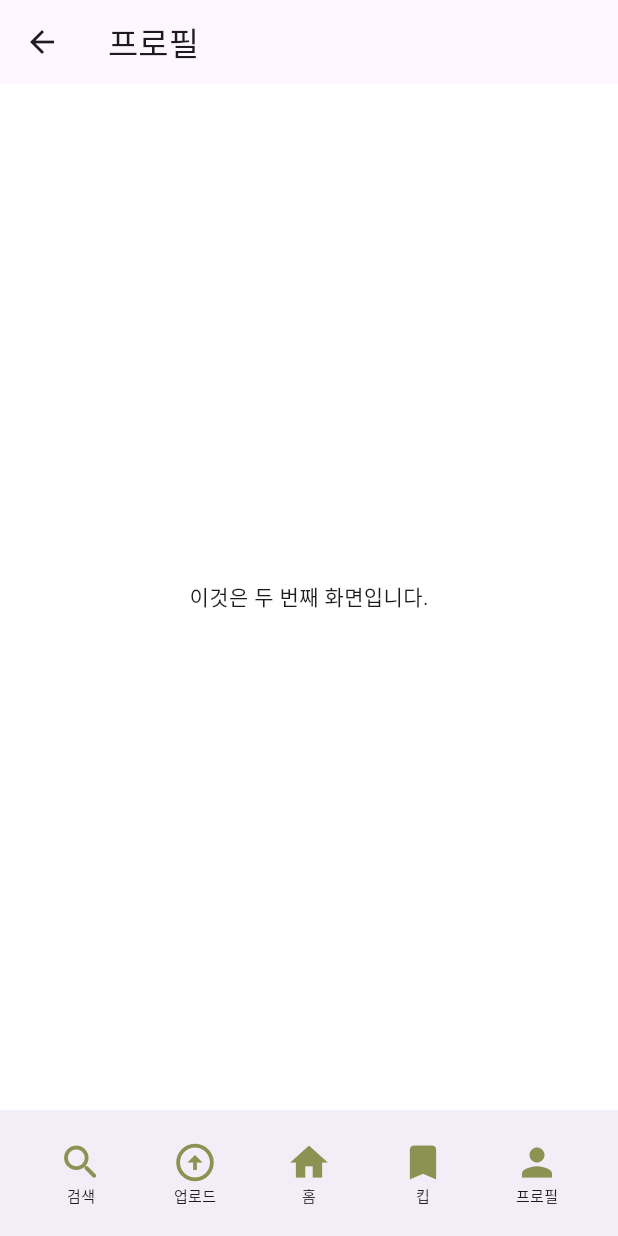
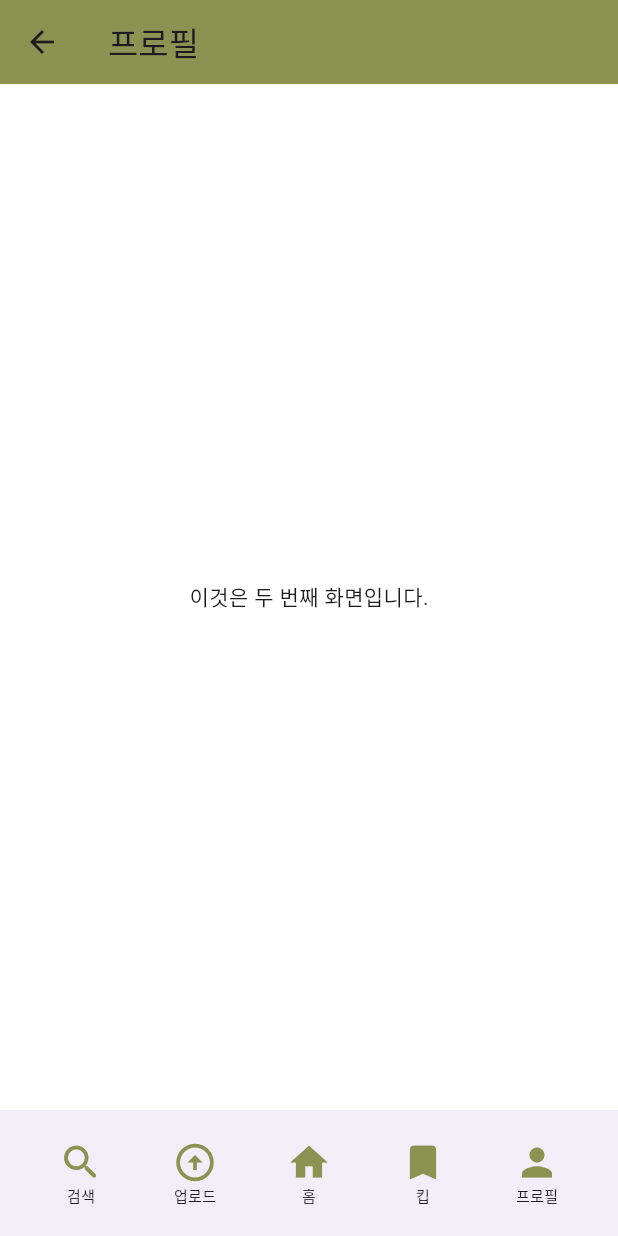
Before and after one commit to daehun123/CAKI_project, a Flutter app: the ArrowScreen screen opened directly, item 3 of the bottom bar chosen, after a tap on "프로필", on a phone screen of 412 x 824 dp. Run offline on Flutter 3.47's test engine with Material 3 defaults, Android fonts, the phone set to English and light mode, and no system bars; our stand-ins replace group_button.

Commit message:
appbar 색상 추가

```diff
--- a/lib/Screens/Kategorie/KatCheaper_screen.dart
+++ b/lib/Screens/Kategorie/KatCheaper_screen.dart
@@ -11,6 +11,7 @@ class CheaperScreen extends StatelessWidget {
     return Scaffold(
         appBar: AppBar(
           title: Text('Cheaper'),
+          backgroundColor: Color(0xFF8A9352),
         ),
         bottomNavigationBar: Bottom()
     );
--- a/lib/Screens/Kategorie/KatClassic_screen.dart
+++ b/lib/Screens/Kategorie/KatClassic_screen.dart
@@ -11,6 +11,7 @@ class ClassicScreen extends StatelessWidget {
     return Scaffold(
         appBar: AppBar(
           title: Text('Classic'),
+          backgroundColor: Color(0xFF8A9352),
         ),
         bottomNavigationBar: Bottom()
     );
--- a/lib/Screens/Kategorie/KatExpert_screen.dart
+++ b/lib/Screens/Kategorie/KatExpert_screen.dart
@@ -11,6 +11,7 @@ class ExpertScreen extends StatelessWidget {
     return Scaffold(
         appBar: AppBar(
           title: Text('Expert'),
+          backgroundColor: Color(0xFF8A9352),
         ),
         bottomNavigationBar: Bottom()
     );
--- a/lib/Screens/Kategorie/KatSimple_screen.dart
+++ b/lib/Screens/Kategorie/KatSimple_screen.dart
@@ -11,6 +11,7 @@ class SimpleScreen extends StatelessWidget {
     return Scaffold(
         appBar: AppBar(
           title: Text('Simple'),
+          backgroundColor: Color(0xFF8A9352),
         ),
         bottomNavigationBar: Bottom()
     );
--- a/lib/Screens/Main_veiw/Top_main.dart
+++ b/lib/Screens/Main_veiw/Top_main.dart
@@ -6,6 +6,7 @@ import 'Components/Mainpagesearchbox.dart';
 @override
 PreferredSizeWidget Apptop(BuildContext context) {
   return AppBar(
+    automaticallyImplyLeading: false,
     backgroundColor: Color(0xFF8A9352),
     title: Align(
       alignment: Alignment.centerLeft,
--- a/lib/Screens/arrow/Arrowscreen.dart
+++ b/lib/Screens/arrow/Arrowscreen.dart
@@ -20,6 +20,7 @@ class ArrowScreen extends StatelessWidget {
             );
           },
         ),
+        backgroundColor: Color(0xFF8A9352), // 엡바 색상 설정
       ),
       body: Center(
         child: Text('이것은 두 번째 화면입니다.'),
--- a/lib/Screens/keep/Keepscreen.dart
+++ b/lib/Screens/keep/Keepscreen.dart
@@ -20,6 +20,7 @@ class KeepScreen extends StatelessWidget {
             );
           },
         ),
+        backgroundColor: Color(0xFF8A9352),
       ),
       body: Center(
         child: Text('이것은 두 번째 화면입니다.'),
--- a/lib/Screens/person/Personscreen.dart
+++ b/lib/Screens/person/Personscreen.dart
@@ -20,6 +20,7 @@ class PersonScreen extends StatelessWidget {
             );
           },
         ),
+        backgroundColor: Color(0xFF8A9352),
       ),
       body: Center(
         child: Text('이것은 두 번째 화면입니다.'),
```
